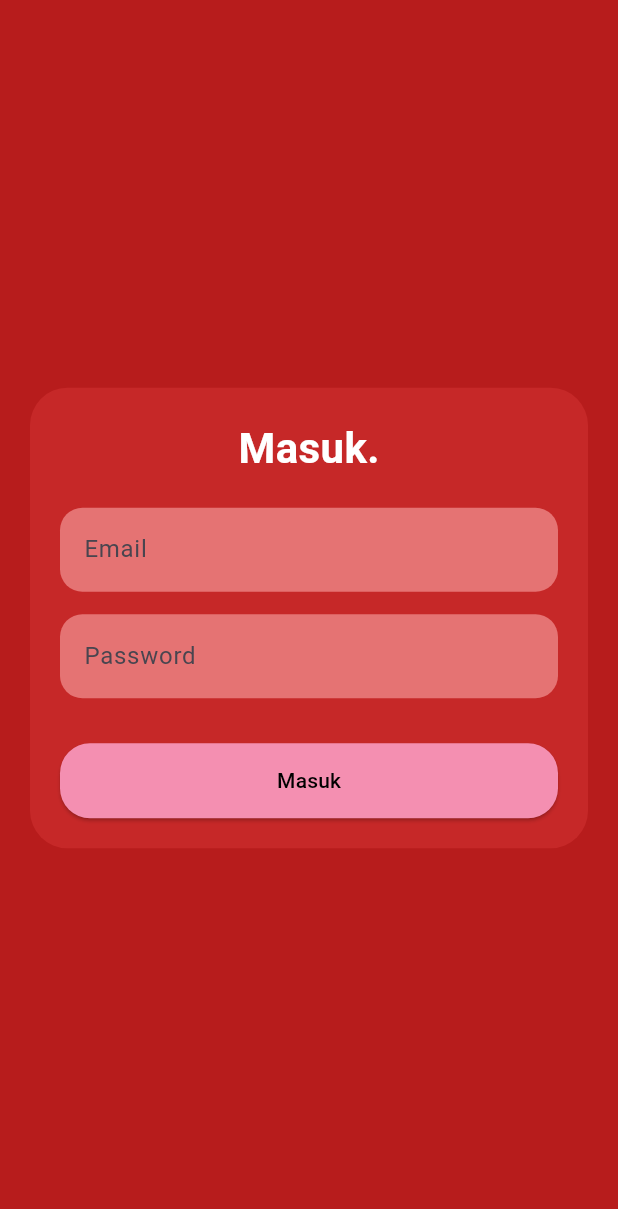
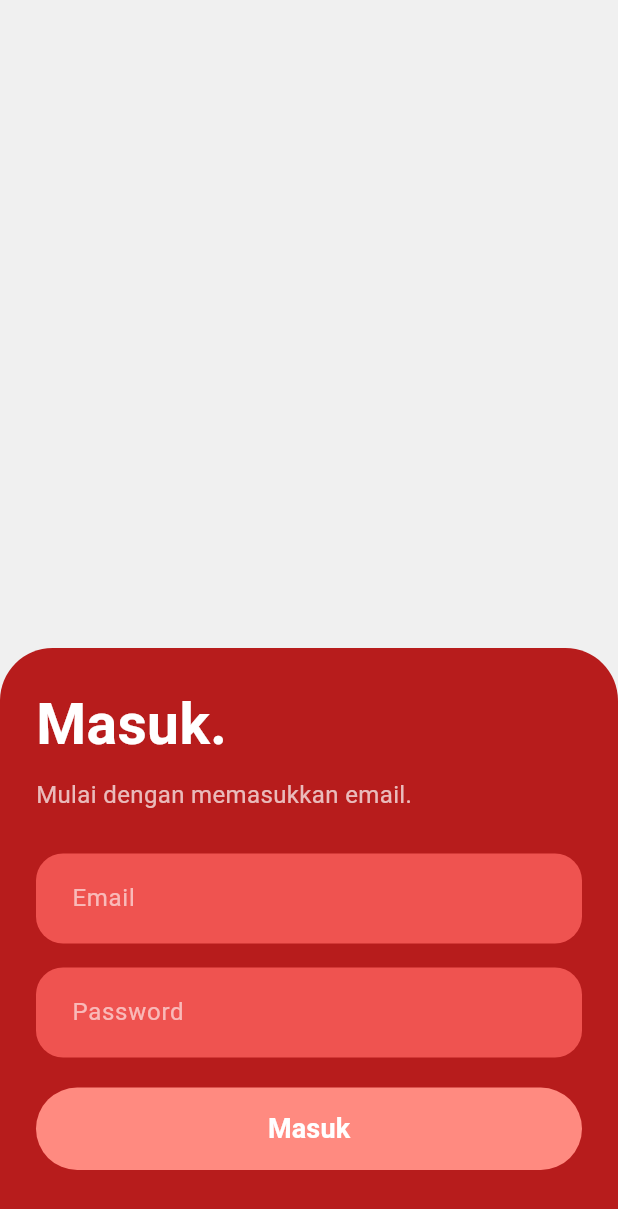
Before and after one commit to vooxza/Project_TA_Kelompok_8, a Flutter app: the screen it shows after launch, after a tap on "Pesan Sekarang!", on a phone screen of 412 x 824 dp. Shown: the top 1209 px of the screen. Run offline on Flutter 3.47's test engine with Material 3 defaults, Android fonts, the phone set to English and light mode, and no system bars; our stand-ins replace get, get_storage, image_picker, permission_handler; network calls fail.

Commit message:
adding qty indicator and re-design login

```diff
--- a/lib/controllers/cart_controller.dart
+++ b/lib/controllers/cart_controller.dart
@@ -16,7 +16,14 @@ class CartController extends GetxController {
   var isLoading = false.obs;
   final apiService = ApiService();
 
-  /// Add to cart
+  int getItemQuantity(int productId) {
+    final cartItem = cartItems.firstWhereOrNull(
+      (item) => item.product.id == productId,
+    );
+
+    return cartItem?.quantity.value ?? 0;
+  }
+
   void addToCart(Product item) {
     final index = cartItems.indexWhere((cart) => cart.product.id == item.id);
 
@@ -29,7 +36,6 @@ class CartController extends GetxController {
     cartItems.refresh();
   }
 
-  /// Increase quantity
   void incrementQuantity(int productId) {
     final index = cartItems.indexWhere((cart) => cart.product.id == productId);
     if (index != -1) {
@@ -38,7 +44,6 @@ class CartController extends GetxController {
     }
   }
 
-  /// Decrease quantity
   void decrementQuantity(int productId) {
     final index = cartItems.indexWhere((cart) => cart.product.id == productId);
 
@@ -52,19 +57,16 @@ class CartController extends GetxController {
     }
   }
 
-  /// Remove item directly
   void removeFromCart(int productId) {
     cartItems.removeWhere((cart) => cart.product.id == productId);
   }
 
-  /// Total price
   double get totalPrice {
     return cartItems.fold(0.0, (sum, item) {
       return sum + (item.product.price * item.quantity.value);
     });
   }
 
-  /// Format rupiah
   String formatRupiah(double amount) {
     final amountInt = amount.toInt();
     String result = amountInt.toString();
@@ -73,7 +75,6 @@ class CartController extends GetxController {
     return 'Rp $result';
   }
 
-  /// Create order from cart
   Future<void> checkout(int userId) async {
     try {
       if (cartItems.isEmpty) {
@@ -98,11 +99,10 @@ class CartController extends GetxController {
         };
       }).toList();
 
-      // PERBAIKAN: Tambahkan parameter table_number di sini
       await apiService.createOrder(
         totalPrice: totalPrice,
         items: items,
-        tableNumber: selectedTable.value!, // Kirim nomor meja yang dipilih
+        tableNumber: selectedTable.value!,
       );
 
       clearCart();
--- a/lib/controllers/menu_controller.dart
+++ b/lib/controllers/menu_controller.dart
@@ -28,7 +28,6 @@ class MenuController extends GetxController {
     await loadMenuItems();
   }
 
-  // 🔥 FILTER
   List<Product> get filteredMenu {
     if (selectedCategoryId.value == null) return menuItems;
 
--- a/lib/core/services/api_service.dart
+++ b/lib/core/services/api_service.dart
@@ -343,8 +343,8 @@ class ApiService {
 
   Future<void> createOrder({
     required double totalPrice,
+    required String tableNumber,
     required List<Map<String, dynamic>> items,
-    required String tableNumber,
   }) async {
     // AMBIL TOKEN DARI STORAGE
     String? token = box.read('token');
--- a/lib/pages/login_page.dart
+++ b/lib/pages/login_page.dart
@@ -1,101 +1,96 @@
 import 'package:flutter/material.dart';
 import 'package:get/get.dart';
 import 'package:project_ta_kelompok_8/controllers/login_controller.dart';
+import 'package:project_ta_kelompok_8/core/theme/app_colors.dart';
+import 'package:project_ta_kelompok_8/widgets/login/custom_login_button.dart';
+import 'package:project_ta_kelompok_8/widgets/login/custom_login_input.dart';
+import 'package:project_ta_kelompok_8/widgets/login/login_bottom_sheet.dart';
+import 'package:project_ta_kelompok_8/widgets/login/login_header.dart';
 
-class LoginPage extends GetView<LoginController> {
+class LoginPage extends StatelessWidget {
   const LoginPage({super.key});
 
   @override
   Widget build(BuildContext context) {
-    return Scaffold(
-      backgroundColor: const Color(0xFFB71C1C),
-      body: SafeArea(
-        child: Center(
-          child: Container(
-            margin: const EdgeInsets.all(20),
-            padding: const EdgeInsets.all(20),
-            decoration: BoxDecoration(
-              color: const Color(0xFFC62828),
-              borderRadius: BorderRadius.circular(25),
+
+    return GestureDetector(
+      onTap: Get.back,
+
+      child: const Scaffold(
+        body: _LoginContent(),
       ),
+    );
+  }
+}
+
+class _LoginContent extends StatelessWidget {
+  const _LoginContent();
+
+  @override
+  Widget build(BuildContext context) {
+    final LoginController controller = Get.find<LoginController>();
+    return GestureDetector(
+      onTap: () {},
+
+      child: LoginBottomSheet(
         child: Column(
+          crossAxisAlignment:
+              CrossAxisAlignment.start,
           mainAxisSize: MainAxisSize.min,
           children: [
-                const Text(
-                  'Masuk.',
-                  style: TextStyle(
-                    color: Colors.white,
-                    fontSize: 28,
-                    fontWeight: FontWeight.bold,
+            const LoginHeader(),
+
+            const SizedBox(height: 28),
+
+            CustomLoginInput(
+              controller: controller.emailController,
+              hint: 'Email',
+              keyboardType:
+                  TextInputType.emailAddress,
+            ),
+
+            const SizedBox(height: 16),
+
+            CustomLoginInput(
+              controller:
+                  controller.passwordController,
+              hint: 'Password',
+              obscureText: true,
+            ),
+
+            const SizedBox(height: 20),
+
+            Obx(
+              () => controller
+                      .errorMessage.value.isNotEmpty
+                  ? Padding(
+                      padding:
+                          const EdgeInsets.only(
+                        bottom: 12,
+                      ),
+                      child: Text(
+                        controller.errorMessage.value,
+                        style: const TextStyle(
+                          color: AppColors.warning,
+                          fontWeight:
+                              FontWeight.w500,
                         ),
                       ),
-                const SizedBox(height: 20),
-
-                TextField(
-                  controller: controller.emailController,
-                  decoration: InputDecoration(
-                    hintText: 'Email',
-                    filled: true,
-                    fillColor: Colors.red[300],
-                    border: OutlineInputBorder(
-                      borderRadius: BorderRadius.circular(15),
-                      borderSide: BorderSide.none,
-                    ),
-                  ),
+                    )
+                  : const SizedBox(),
             ),
 
-                const SizedBox(height: 15),
-
-                TextField(
-                  controller: controller.passwordController,
-                  obscureText: true,
-                  decoration: InputDecoration(
-                    hintText: 'Password',
-                    filled: true,
-                    fillColor: Colors.red[300],
-                    border: OutlineInputBorder(
-                      borderRadius: BorderRadius.circular(15),
-                      borderSide: BorderSide.none,
-                    ),
+            Obx(
+              () => CustomLoginButton(
+                text: 'Masuk',
+                isLoading:
+                    controller.isLoading.value,
+                onTap: controller.login,
               ),
             ),
 
             const SizedBox(height: 20),
-
-                Obx(() => controller.errorMessage.value.isNotEmpty
-                    ? Text(
-                        controller.errorMessage.value,
-                        style: const TextStyle(color: Colors.yellow),
-                      )
-                    : const SizedBox()),
-
-                const SizedBox(height: 10),
-
-                Obx(() => SizedBox(
-                      width: double.infinity,
-                      child: ElevatedButton(
-                        onPressed: controller.isLoading.value
-                            ? null
-                            : controller.login,
-                        style: ElevatedButton.styleFrom(
-                          backgroundColor: Colors.pink[200],
-                          padding: const EdgeInsets.symmetric(vertical: 15),
-                          shape: RoundedRectangleBorder(
-                            borderRadius: BorderRadius.circular(20),
-                          ),
-                        ),
-                        child: controller.isLoading.value
-                            ? const CircularProgressIndicator(
-                                color: Colors.white)
-                            : const Text(
-                                'Masuk',
-                                style: TextStyle(color: Colors.black),
-                              ),
-                      ),
-                    )),
           ],
-            ),
-          ),
         ),
       ),
     );
--- a/lib/pages/menu_page.dart
+++ b/lib/pages/menu_page.dart
@@ -8,11 +8,12 @@ import '../widgets/bottom_nav_bar.dart';
 import '../widgets/menu/menu_card.dart';
 import '../widgets/menu/category_chips.dart';
 
-class MenuPage extends GetView<MenuController> {
+class MenuPage extends StatelessWidget {
   const MenuPage({super.key});
 
   @override
   Widget build(BuildContext context) {
+    final menuController = Get.find<MenuController>();
     final cartController = Get.find<CartController>();
 
     return Scaffold(
@@ -27,7 +28,8 @@ class MenuPage extends GetView<MenuController> {
       ),
 
       body: Obx(() {
-        if (controller.isLoading.value) {
+        menuController.selectedCategoryId.value;
+        if (menuController.isLoading.value) {
           return const Center(child: CircularProgressIndicator());
         }
 
@@ -51,9 +53,9 @@ class MenuPage extends GetView<MenuController> {
                   crossAxisSpacing: 15,
                   mainAxisSpacing: 15,
                 ),
-                itemCount: controller.filteredMenu.length,
+                itemCount: menuController.filteredMenu.length,
                 itemBuilder: (context, index) {
-                  final item = controller.filteredMenu[index];
+                  final item = menuController.filteredMenu[index];
                   return MenuCard(
                     item: item,
                     cartController: cartController,
--- a/lib/pages/startingscreen.dart
+++ b/lib/pages/startingscreen.dart
@@ -89,7 +89,7 @@ class StartingScreen extends StatelessWidget {
                       ),
                       onPressed: () {
                         // MENGGUNAKAN ROUTE NAME DARI APP PAGES
-                        Get.offAllNamed(AppRoutes.login);
+                        Get.toNamed(AppRoutes.login);
                       },
                       child: const Text(
                         "Pesan Sekarang!",
--- /dev/null
+++ b/lib/widgets/cart/cart_badge_button.dart
@@ -0,0 +1,73 @@
+import 'package:flutter/material.dart';
+import 'package:get/get.dart';
+import '../../controllers/cart_controller.dart';
+import '../../core/theme/app_colors.dart';
+import '../../models/product_model.dart';
+
+class CartBadgeButton extends StatelessWidget {
+  final Product item;
+  final CartController cartController;
+
+  const CartBadgeButton({
+    super.key,
+    required this.item,
+    required this.cartController,
+  });
+
+  @override
+  Widget build(BuildContext context) {
+    return Obx(() {
+      final quantity =
+          cartController.getItemQuantity(item.id ?? 0);
+
+      return Stack(
+        clipBehavior: Clip.none,
+        children: [
+          IconButton(
+            icon: const Icon(Icons.add),
+            color: AppColors.textWhite,
+            style: IconButton.styleFrom(
+              backgroundColor: AppColors.primaryRed,
+            ),
+            onPressed: () {
+              cartController.addToCart(item);
+
+              Get.snackbar(
+                'Berhasil',
+                '${item.name} ditambahkan',
+                backgroundColor: AppColors.primaryRed,
+                colorText: AppColors.textWhite,
+              );
+            },
+          ),
+
+          if (quantity > 0)
+            Positioned(
+              top: -2,
+              right: -2,
+              child: Container(
+                padding: const EdgeInsets.all(5),
+                constraints: const BoxConstraints(
+                  minWidth: 18,
+                  minHeight: 18,
+                ),
+                decoration: const BoxDecoration(
+                  color: Colors.black,
+                  shape: BoxShape.circle,
+                ),
+                child: Text(
+                  quantity.toString(),
+                  textAlign: TextAlign.center,
+                  style: const TextStyle(
+                    color: Colors.white,
+                    fontSize: 10,
+                    fontWeight: FontWeight.bold,
+                  ),
+                ),
+              ),
+            ),
+        ],
+      );
+    });
+  }
+}
--- /dev/null
+++ b/lib/widgets/login/custom_login_button.dart
@@ -0,0 +1,49 @@
+import 'package:flutter/material.dart';
+import '../../core/theme/app_colors.dart';
+
+class CustomLoginButton extends StatelessWidget {
+  final String text;
+  final VoidCallback onTap;
+  final bool isLoading;
+  final Color? color;
+  final Color? textColor;
+
+  const CustomLoginButton({
+    super.key,
+    required this.text,
+    required this.onTap,
+    this.isLoading = false,
+    this.color,
+    this.textColor,
+  });
+
+  @override
+  Widget build(BuildContext context) {
+    return SizedBox(
+      width: double.infinity,
+      height: 55,
+      child: ElevatedButton(
+        onPressed: isLoading ? null : onTap,
+        style: ElevatedButton.styleFrom(
+          backgroundColor: color ?? Color(0xFFFF8A80),
+          elevation: 0,
+          shape: RoundedRectangleBorder(
+            borderRadius: BorderRadius.circular(30),
+          ),
+        ),
+        child: isLoading
+            ? const CircularProgressIndicator(
+                color: AppColors.textWhite,
+              )
+            : Text(
+                text,
+                style: TextStyle(
+                  color: textColor ?? AppColors.textWhite,
+                  fontSize: 18,
+                  fontWeight: FontWeight.bold,
+                ),
+              ),
+      ),
+    );
+  }
+}
--- /dev/null
+++ b/lib/widgets/login/custom_login_input.dart
@@ -0,0 +1,45 @@
+import 'package:flutter/material.dart';
+import '../../core/theme/app_colors.dart';
+
+class CustomLoginInput extends StatelessWidget {
+  final TextEditingController controller;
+  final String hint;
+  final bool obscureText;
+  final TextInputType keyboardType;
+
+  const CustomLoginInput({
+    super.key,
+    required this.controller,
+    required this.hint,
+    this.obscureText = false,
+    this.keyboardType = TextInputType.text,
+  });
+
+  @override
+  Widget build(BuildContext context) {
+    return TextField(
+      controller: controller,
+      obscureText: obscureText,
+      keyboardType: keyboardType,
+      style: const TextStyle(
+        color: AppColors.textWhite,
+      ),
+      decoration: InputDecoration(
+        hintText: hint,
+        hintStyle: TextStyle(
+          color: AppColors.textWhite.withOpacity(0.6),
+        ),
+        filled: true,
+        fillColor: AppColors.accentRedLight,
+        contentPadding: const EdgeInsets.symmetric(
+          horizontal: 20,
+          vertical: 18,
+        ),
+        border: OutlineInputBorder(
+          borderRadius: BorderRadius.circular(18),
+          borderSide: BorderSide.none,
+        ),
+      ),
+    );
+  }
+}
--- /dev/null
+++ b/lib/widgets/login/login_bottom_sheet.dart
@@ -0,0 +1,35 @@
+import 'package:flutter/material.dart';
+import 'package:project_ta_kelompok_8/core/theme/app_colors.dart';
+
+class LoginBottomSheet extends StatelessWidget {
+  final Widget child;
+
+  const LoginBottomSheet({
+    super.key,
+    required this.child,
+  });
+
+  @override
+  Widget build(BuildContext context) {
+    return Align(
+      alignment: Alignment.bottomCenter,
+      child: Container(
+        width: double.infinity,
+        padding: const EdgeInsets.all(24),
+        decoration: const BoxDecoration(
+          color: AppColors.primaryRed,
+          borderRadius: BorderRadius.only(
+            topLeft: Radius.circular(35),
+            topRight: Radius.circular(35),
+          ),
+        ),
+        child: SafeArea(
+          top: false,
+          child: SingleChildScrollView(
+            child: child,
+          ),
+        ),
+      ),
+    );
+  }
+}
--- /dev/null
+++ b/lib/widgets/login/login_header.dart
@@ -0,0 +1,33 @@
+import 'package:flutter/material.dart';
+import 'package:project_ta_kelompok_8/core/theme/app_colors.dart';
+
+class LoginHeader extends StatelessWidget {
+  const LoginHeader({super.key});
+
+  @override
+  Widget build(BuildContext context) {
+    return const Column(
+      crossAxisAlignment: CrossAxisAlignment.start,
+      children: [
+        Text(
+          'Masuk.',
+          style: TextStyle(
+            color: AppColors.textWhite,
+            fontSize: 38,
+            fontWeight: FontWeight.bold,
+          ),
+        ),
+
+        SizedBox(height: 8),
+
+        Text(
+          'Mulai dengan memasukkan email.',
+          style: TextStyle(
+            color: Colors.white70,
+            fontSize: 16,
+          ),
+        ),
+      ],
+    );
+  }
+}
--- a/lib/widgets/menu/category_chips.dart
+++ b/lib/widgets/menu/category_chips.dart
@@ -8,6 +8,7 @@ class CategoryChips extends GetView<custom.MenuController> {
 
   @override
   Widget build(BuildContext context) {
+    return Obx(() {
       return SizedBox(
         height: 40,
         child: ListView.builder(
@@ -17,13 +18,14 @@ class CategoryChips extends GetView<custom.MenuController> {
           itemBuilder: (context, index) {
             final category = controller.categories[index];
 
-          return Obx(() {
             final isSelected =
                 controller.selectedCategoryId.value == category.id;
 
             return GestureDetector(
-              onTap: () =>
-                  controller.selectedCategoryId.value = category.id,
+              behavior: HitTestBehavior.opaque,
+              onTap: () {
+                controller.selectedCategoryId.value = category.id;
+              },
               child: Container(
                 margin: const EdgeInsets.only(right: 10),
                 padding: const EdgeInsets.symmetric(horizontal: 15),
@@ -47,9 +49,9 @@ class CategoryChips extends GetView<custom.MenuController> {
                 ),
               ),
             );
-          });
           },
         ),
       );
+    });
   }
 }
--- a/lib/widgets/menu/menu_card.dart
+++ b/lib/widgets/menu/menu_card.dart
@@ -4,6 +4,7 @@ import '../../core/theme/app_colors.dart';
 import '../../routes/app_routes.dart';
 import '../../controllers/cart_controller.dart';
 import '../../core/services/api_service.dart';
+import '../../widgets/cart/cart_badge_button.dart';
 
 class MenuCard extends StatelessWidget {
   final dynamic item;
@@ -112,21 +113,9 @@ class MenuCard extends StatelessWidget {
                         ),
                       ),
 
-                      IconButton(
-                        icon: const Icon(Icons.add),
-                        color: AppColors.textWhite,
-                        style: IconButton.styleFrom(
-                          backgroundColor: AppColors.primaryRed,
-                        ),
-                        onPressed: () {
-                          cartController.addToCart(item);
-                          Get.snackbar(
-                            "Berhasil",
-                            "${item.name} ditambahkan",
-                            backgroundColor: AppColors.primaryRed,
-                            colorText: AppColors.textWhite,
-                          );
-                        },
+                      CartBadgeButton(
+                        item: item,
+                        cartController: cartController,
                       ),
                     ],
                   ),
```
Also changed, not shown: pubspec.lock. Lines whose indentation alone changed are shown as unchanged.
